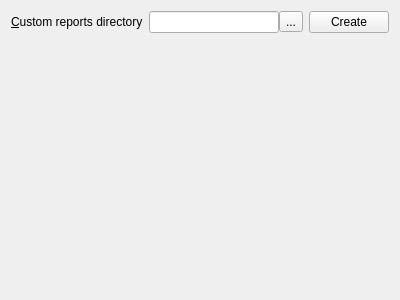
First picture: the form in quickevent/app/quickevent/plugins/Core/src/widgets/reportssettingspage.ui, repository Quick-Event/quickbox, before the edit.
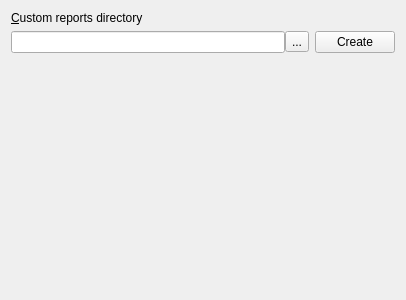
Second picture: the form after the edit.

Commit message: Custom reports explanation tool-tip

```diff
--- a/quickevent/app/quickevent/plugins/Core/src/widgets/reportssettingspage.ui
+++ b/quickevent/app/quickevent/plugins/Core/src/widgets/reportssettingspage.ui
@@ -6,15 +6,15 @@
    <rect>
     <x>0</x>
     <y>0</y>
-    <width>400</width>
+    <width>406</width>
     <height>300</height>
    </rect>
   </property>
   <property name="windowTitle">
    <string>Form</string>
   </property>
-  <layout class="QGridLayout" name="gridLayout">
-   <item row="0" column="0">
+  <layout class="QVBoxLayout" name="verticalLayout">
+   <item>
     <widget class="QLabel" name="label">
      <property name="text">
       <string>&amp;Custom reports directory</string>
@@ -24,20 +24,9 @@
      </property>
     </widget>
    </item>
-   <item row="2" column="0">
-    <spacer name="verticalSpacer">
-     <property name="orientation">
-      <enum>Qt::Vertical</enum>
-     </property>
-     <property name="sizeHint" stdset="0">
-      <size>
-       <width>20</width>
-       <height>40</height>
-      </size>
-     </property>
-    </spacer>
-   </item>
-   <item row="0" column="1">
+   <item>
+    <layout class="QHBoxLayout" name="horizontalLayout_2">
+     <item>
     <layout class="QHBoxLayout" name="horizontalLayout">
      <property name="spacing">
       <number>0</number>
@@ -58,12 +47,27 @@
      </item>
     </layout>
    </item>
-   <item row="0" column="2">
+     <item>
     <widget class="QPushButton" name="btCreateCustomReportsDirectory">
      <property name="text">
       <string>Create</string>
      </property>
     </widget>
+     </item>
+    </layout>
+   </item>
+   <item>
+    <spacer name="verticalSpacer">
+     <property name="orientation">
+      <enum>Qt::Vertical</enum>
+     </property>
+     <property name="sizeHint" stdset="0">
+      <size>
+       <width>20</width>
+       <height>40</height>
+      </size>
+     </property>
+    </spacer>
    </item>
   </layout>
  </widget>
```
Left out of the diff: 3 changed lines with no effect on the pictures. Lines whose indentation alone changed are shown as unchanged.
